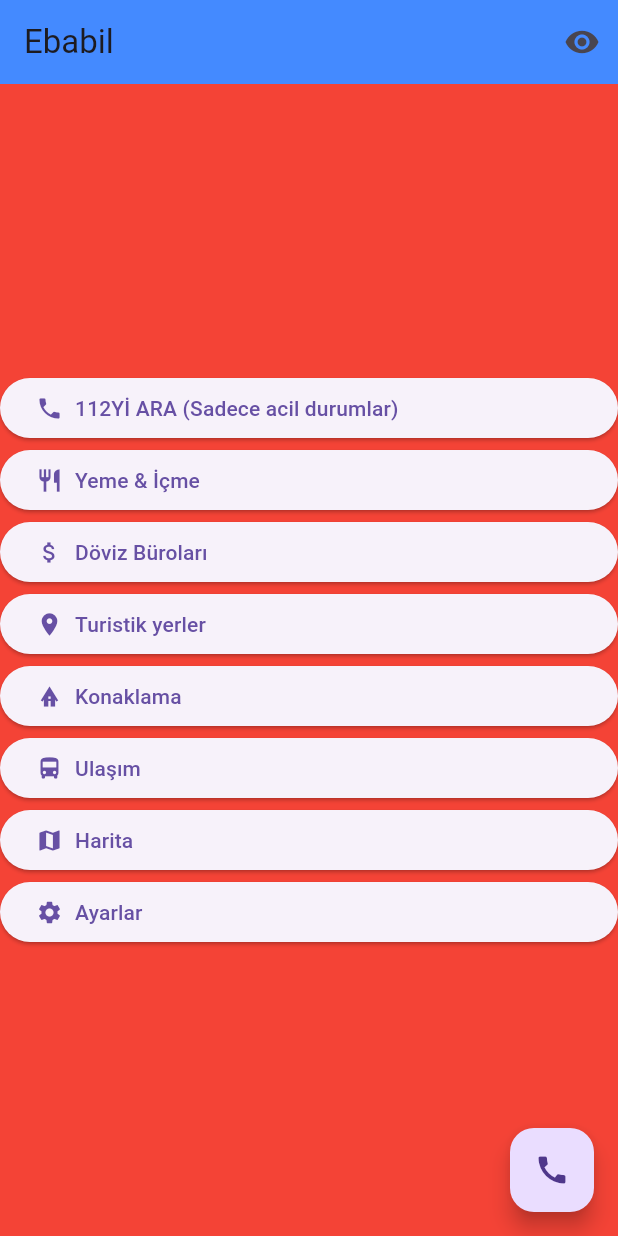
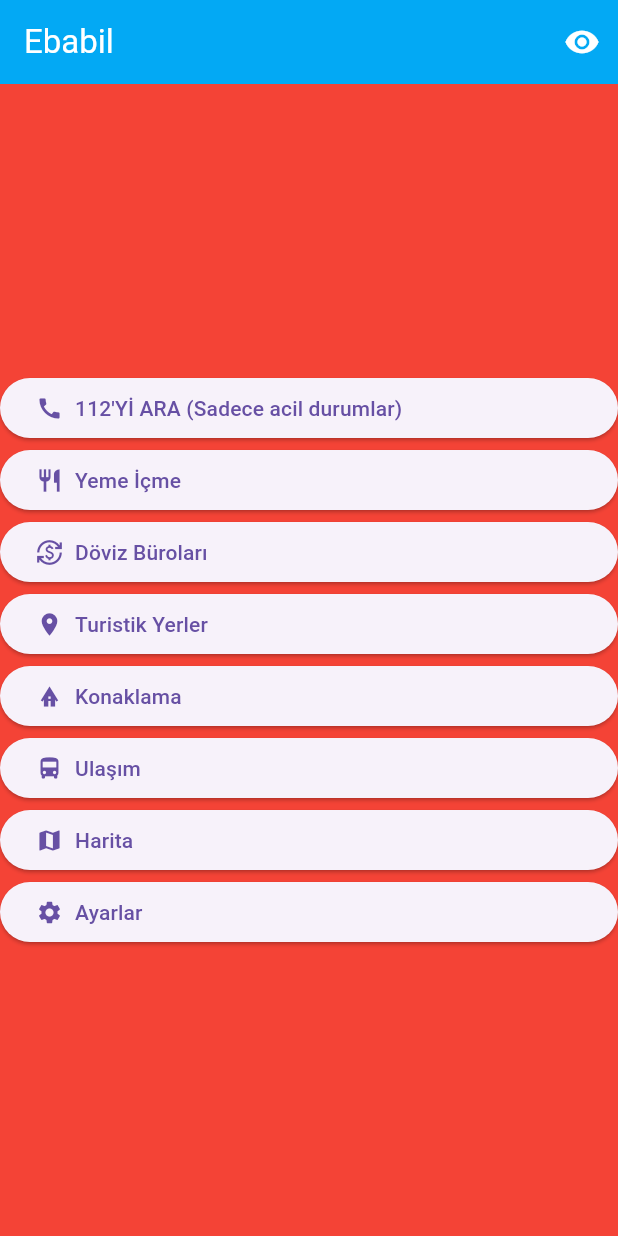
Before and after one commit to Kuineer/Ebabil, a Flutter app: the screen it shows after launch, on a phone screen of 412 x 824 dp. Run offline on Flutter 3.47's test engine with Material 3 defaults, Android fonts, the phone set to English and light mode, and no system bars; our stand-ins replace shared_preferences; missing offline and left inert: flutter_phone_direct_caller.

Commit message:
Update main.dart

```diff
--- a/lib/main.dart
+++ b/lib/main.dart
@@ -1,83 +1,120 @@
+import 'package:ebabil/main.dart';
+import 'package:ebabil/pages/tourist_attractions.dart';
 import 'package:flutter/material.dart';
 import 'package:flutter_localizations/flutter_localizations.dart';
 import 'package:shared_preferences/shared_preferences.dart';
 
 import 'functions.dart';
 
-import 'language_selection.dart';
-import 'settings.dart';
+import 'pages/accomodation.dart';
+import 'pages/catering.dart';
+import 'pages/language_selection.dart';
+import 'pages/settings.dart';
 
-void main() {
-  runApp(HomePage());
+const double button_sized_box_width = 8;
+
+void main() => runApp(Root());
+
+class Root extends StatelessWidget {
+  const Root({ Key ? key }) : super(key: key);
+
+  @override
+  Widget build(BuildContext context) {
+    return MaterialApp(
+      debugShowCheckedModeBanner: false,
+      theme: ThemeData(primarySwatch: Colors.lightBlue),
+      home: HomePage(),
+      routes: {
+        'accomodation': (context) => Accomodation(),
+        'catering': (context) => Catering(),
+        'settings': (context) => Settings(),
+        'tourist_attractions': (context) => TouristAttractions()
+      }
+    );
+  }
 }
 
 class HomePage extends StatefulWidget {
-  const HomePage({ Key? key }) : super(key: key);
-
   @override
   State<HomePage> createState() => HomePageState();
 }
 
 class HomePageState extends State<HomePage> {
-  final GlobalKey<NavigatorState> _navigatorKey = GlobalKey<NavigatorState>();
-  int _current_tab = 0;
-
   @override
   Widget build(BuildContext context) {
-    return MaterialApp(
-      home: Scaffold(
+    return Directionality(
+      textDirection: TextDirection.ltr,
+      child: Localizations(
+        locale: const Locale('en', 'US'),
+        delegates: const <LocalizationsDelegate<dynamic>>[
+          DefaultWidgetsLocalizations.delegate,
+          DefaultMaterialLocalizations.delegate,
+        ],
+        child: Scaffold(
             backgroundColor: Colors.red,
+
             appBar: AppBar(
-          backgroundColor: Colors.blueAccent,
-          title: Text('Ebabil'),
+                backgroundColor: Colors.lightBlue,
+                title: Text('Ebabil',
+                    style: TextStyle(color: Colors.white)
+                ),
                 actions: [
                   IconButton(
-              icon: Icon(Icons.remove_red_eye),
+                      icon: Icon(
+                          Icons.remove_red_eye,
+                        color: Colors.white
+                      ),
                       onPressed: () {
 
-              },
+                      }
+                  )
+                ]
             ),
-          ],
-        ),
+
             body: Center(
                 child: Column(
                     mainAxisAlignment: MainAxisAlignment.center,
                     children: [
-              HomePageButton('112''Yİ ARA (Sadece acil durumlar)', Icons.phone, 1),
-              HomePageButton('Yeme & İçme', Icons.restaurant, 2),
-              HomePageButton('Döviz Büroları', Icons.attach_money, 3),
-              HomePageButton('Turistik yerler', Icons.location_on, 4),
-              HomePageButton('Konaklama', Icons.bungalow, 5),
-              HomePageButton('Ulaşım', Icons.directions_bus, 6),
-              HomePageButton('Harita', Icons.map, 7),
-              HomePageButton('Ayarlar', Icons.settings, 8)
-            ],
+                      ElevatedButton(
+                          onPressed: () {
+                            CallNumber('112');
+                          },
+                          child: Row(
+                              children: [
+                                Icon(Icons.call),
+                                const SizedBox(width: button_sized_box_width),
+                                Text("112'Yİ ARA (Sadece acil durumlar)")
+                              ]
+                          )
                       ),
-        ),
-        floatingActionButton: FloatingActionButton(
-          child: Icon(Icons.call),
-          onPressed: () {
-            setState(() {
-              Navigator.push(context, MaterialPageRoute(builder: (context) => Settings()));
-            });
-          },
-        ),
-      ),
+
+                      NavigationButton('Yeme İçme', Icons.restaurant, 'catering'),
+                      NavigationButton('Döviz Büroları', Icons.currency_exchange, 'settings'),
+                      NavigationButton('Turistik Yerler', Icons.location_on, 'tourist_attractions'),
+                      NavigationButton('Konaklama', Icons.bungalow, 'accomodation'),
+                      NavigationButton('Ulaşım', Icons.directions_bus, 'settings'),
+                      NavigationButton('Harita', Icons.map, 'settings'),
+                      NavigationButton('Ayarlar', Icons.settings, 'settings')
+                    ]
+                )
+            )
+        )
+      )
     );
   }
 
-  Widget HomePageButton(String label, IconData icon, int id) {
+  Widget NavigationButton(String label, IconData icon, String route) {
     return ElevatedButton(
       onPressed: () {
-
+        Navigator.pushNamed(context, route);
       },
       child: Row(
         children: [
           Icon(icon),
-          const SizedBox(width: 8),
+          const SizedBox(width: button_sized_box_width),
           Text(label)
-        ],
-      ),
+        ]
+      )
     );
   }
 }
```
Lines whose indentation alone changed are shown as unchanged.
